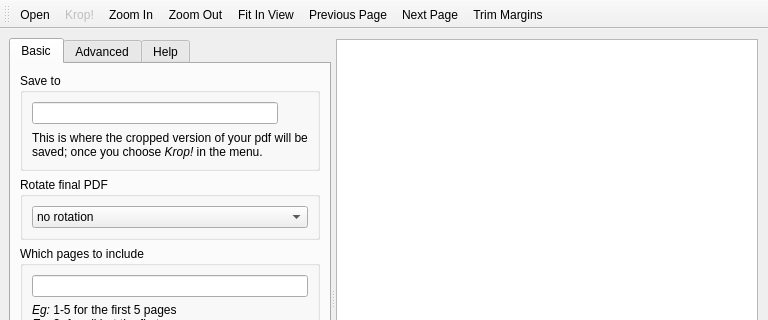
JZL/krop, file krop-0.4.12/krop/mainwindow.ui: the form before one commit; both pictures show x 0 to 768 and y 0 to 320 of the 768 by 566 pixel window.
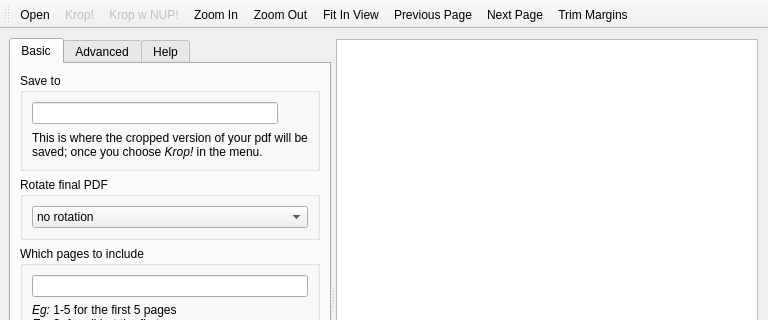
The form after the commit.

What changed in the file:
```diff
--- a/krop-0.4.12/krop/mainwindow.ui
+++ b/krop-0.4.12/krop/mainwindow.ui
@@ -727,6 +727,7 @@
    </attribute>
    <addaction name="actionOpenFile"/>
    <addaction name="actionKrop"/>
+   <addaction name="actionKropNup"/>
    <addaction name="actionZoomIn"/>
    <addaction name="actionZoomOut"/>
    <addaction name="actionFitInView"/>
@@ -787,6 +788,14 @@
     <string>Krop!</string>
    </property>
   </action>
+  <action name="actionKropNup">
+   <property name="enabled">
+    <bool>false</bool>
+   </property>
+   <property name="text">
+    <string>Krop w NUP!</string>
+   </property>
+  </action>
   <action name="actionDeleteSelection">
    <property name="text">
     <string>Delete Selection</string>
```
